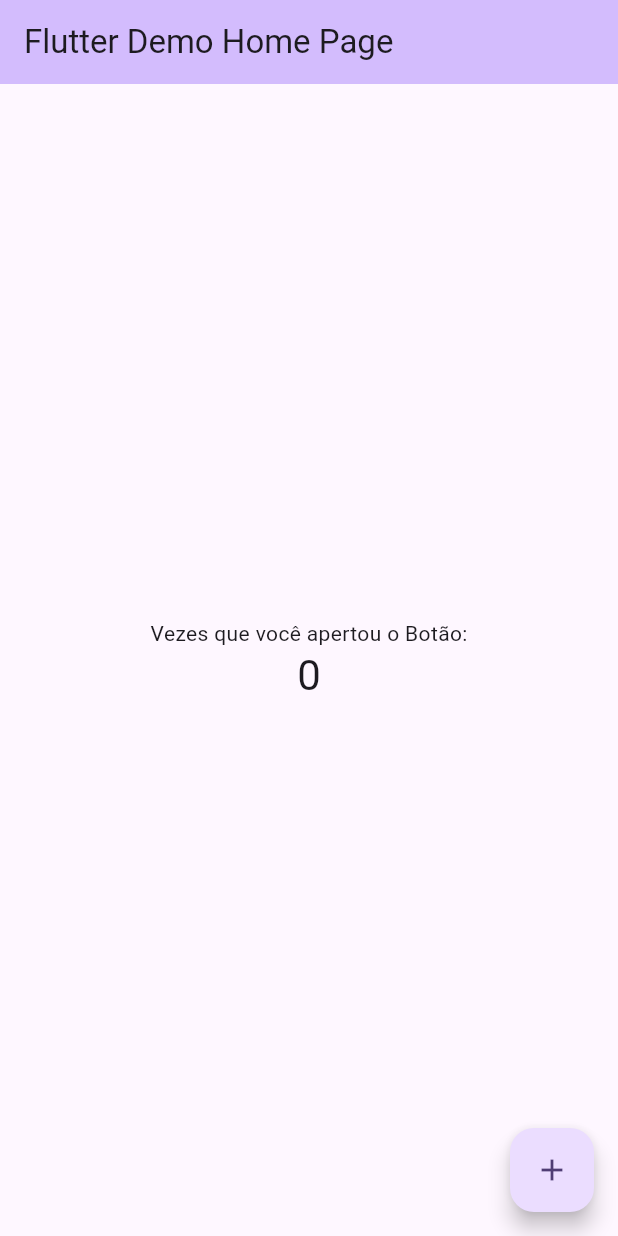
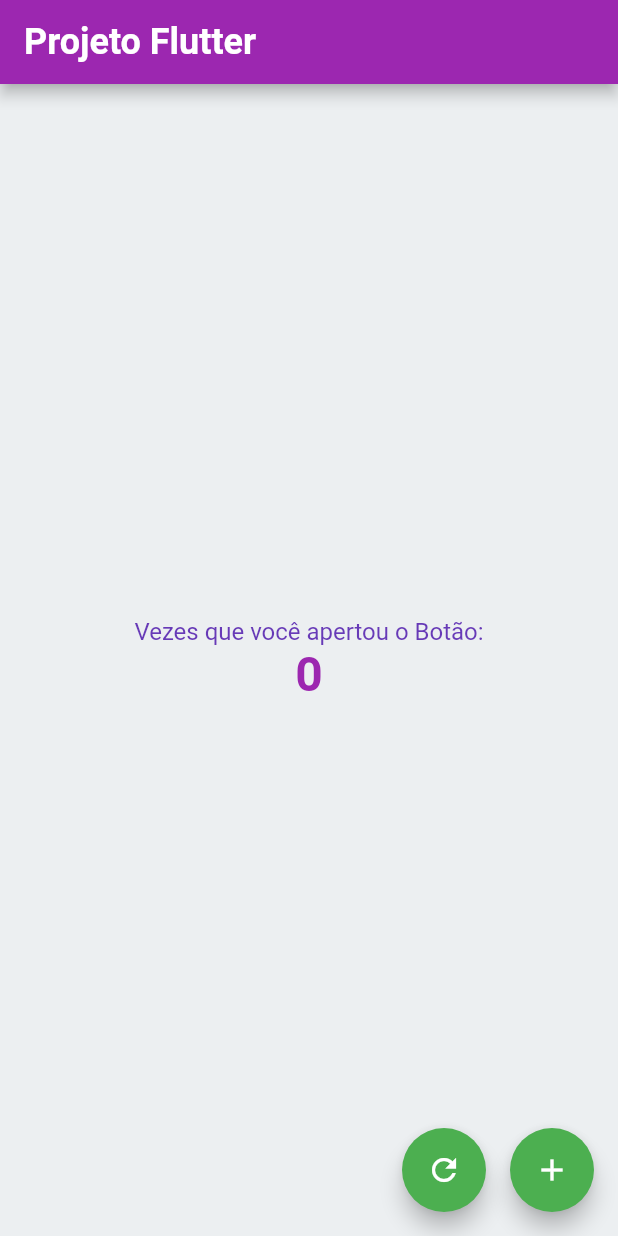
Before and after one commit to joaopcs80/projetoflutter, a Flutter app: the screen it shows after launch, on a phone screen of 412 x 824 dp. Run offline on Flutter 3.47's test engine with Material 2 defaults, Android fonts, the phone set to English and light mode, and no system bars.

Commit message:
Primeiro Projeto

```diff
--- a/projeto01/lib/main.dart
+++ b/projeto01/lib/main.dart
@@ -7,47 +7,27 @@ void main() {
 class MyApp extends StatelessWidget {
   const MyApp({super.key});
 
-  // This widget is the root of your application.
   @override
   Widget build(BuildContext context) {
     return MaterialApp(
-      title: 'Flutter Demo',
+      title: 'projeto01',
       theme: ThemeData(
-        // This is the theme of your application.
-        //
-        // TRY THIS: Try running your application with "flutter run". You'll see
-        // the application has a blue toolbar. Then, without quitting the app,
-        // try changing the seedColor in the colorScheme below to Colors.green
-        // and then invoke "hot reload" (save your changes or press the "hot
-        // reload" button in a Flutter-supported IDE, or press "r" if you used
-        // the command line to start the app).
-        //
-        // Notice that the counter didn't reset back to zero; the application
-        // state is not lost during the reload. To reset the state, use hot
-        // restart instead.
-        //
-        // This works for code too, not just values: Most code changes can be
-        // tested with just a hot reload.
-        colorScheme: ColorScheme.fromSeed(seedColor: Colors.deepPurple),
-        useMaterial3: true,
+        primarySwatch: Colors.purple,
+        scaffoldBackgroundColor: Colors.blueGrey[50],
+        appBarTheme: const AppBarTheme(
+          backgroundColor: Colors.purple,
+        ),
+        floatingActionButtonTheme: const FloatingActionButtonThemeData(
+          backgroundColor: Colors.green,
+        ),
       ),
-      home: const MyHomePage(title: 'Flutter Demo Home Page'),
+      home: const MyHomePage(title: 'Projeto Flutter'),
     );
   }
 }
 
 class MyHomePage extends StatefulWidget {
   const MyHomePage({super.key, required this.title});
-
-  // This widget is the home page of your application. It is stateful, meaning
-  // that it has a State object (defined below) that contains fields that affect
-  // how it looks.
-
-  // This class is the configuration for the state. It holds the values (in this
-  // case the title) provided by the parent (in this case the App widget) and
-  // used by the build method of the State. Fields in a Widget subclass are
-  // always marked "final".
-
   final String title;
 
   @override
@@ -59,67 +39,71 @@ class _MyHomePageState extends State<MyHomePage> {
 
   void _incrementCounter() {
     setState(() {
-      // This call to setState tells the Flutter framework that something has
-      // changed in this State, which causes it to rerun the build method below
-      // so that the display can reflect the updated values. If we changed
-      // _counter without calling setState(), then the build method would not be
-      // called again, and so nothing would appear to happen.
       _counter++;
     });
   }
 
+  void _resetCounter() {
+    setState(() {
+      _counter = 0;
+    });
+  }
+
+  FloatingActionButton _buildIncrementButton() {
+    return FloatingActionButton(
+      onPressed: _incrementCounter,
+      tooltip: 'Increment',
+      child: const Icon(Icons.add),
+    );
+  }
+
   @override
   Widget build(BuildContext context) {
-    // This method is rerun every time setState is called, for instance as done
-    // by the _incrementCounter method above.
-    //
-    // The Flutter framework has been optimized to make rerunning build methods
-    // fast, so that you can just rebuild anything that needs updating rather
-    // than having to individually change instances of widgets.
     return Scaffold(
       appBar: AppBar(
-        // TRY THIS: Try changing the color here to a specific color (to
-        // Colors.amber, perhaps?) and trigger a hot reload to see the AppBar
-        // change color while the other colors stay the same.
-        backgroundColor: Theme.of(context).colorScheme.inversePrimary,
-        // Here we take the value from the MyHomePage object that was created by
-        // the App.build method, and use it to set our appbar title.
-        title: Text(widget.title),
+        title: Text(
+          widget.title,
+          style: const TextStyle(
+            fontSize: 24,
+            fontWeight: FontWeight.bold,
+            color: Colors.white,
+          ),
+        ),
       ),
       body: Center(
-        // Center is a layout widget. It takes a single child and positions it
-        // in the middle of the parent.
         child: Column(
-          // Column is also a layout widget. It takes a list of children and
-          // arranges them vertically. By default, it sizes itself to fit its
-          // children horizontally, and tries to be as tall as its parent.
-          //
-          // Column has various properties to control how it sizes itself and
-          // how it positions its children. Here we use mainAxisAlignment to
-          // center the children vertically; the main axis here is the vertical
-          // axis because Columns are vertical (the cross axis would be
-          // horizontal).
-          //
-          // TRY THIS: Invoke "debug painting" (choose the "Toggle Debug Paint"
-          // action in the IDE, or press "p" in the console), to see the
-          // wireframe for each widget.
           mainAxisAlignment: MainAxisAlignment.center,
           children: <Widget>[
             const Text(
               'Vezes que você apertou o Botão:',
+              style: TextStyle(
+                color: Colors.deepPurple,
+                fontSize: 16,
+              ),
             ),
             Text(
               '$_counter',
-              style: Theme.of(context).textTheme.headlineMedium,
+              style: const TextStyle(
+                color: Colors.purple,
+                fontSize: 32,
+                fontWeight: FontWeight.bold,
+              ),
             ),
           ],
         ),
       ),
-      floatingActionButton: FloatingActionButton(
-        onPressed: _incrementCounter,
-        tooltip: 'Increment',
-        child: const Icon(Icons.add),
-      ), // This trailing comma makes auto-formatting nicer for build methods.
+      floatingActionButton: Row(
+        mainAxisAlignment: MainAxisAlignment.end,
+        children: [
+          FloatingActionButton(
+            onPressed: _resetCounter,
+            tooltip: 'Reset',
+            child: const Icon(Icons.refresh),
+          ),
+          const SizedBox(width: 16),
+          _buildIncrementButton(),
+        ],
+      ),
     );
   }
 }
```
